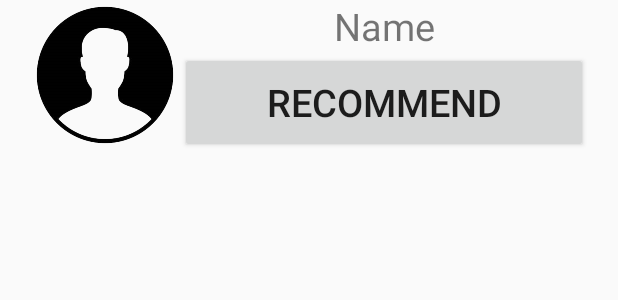
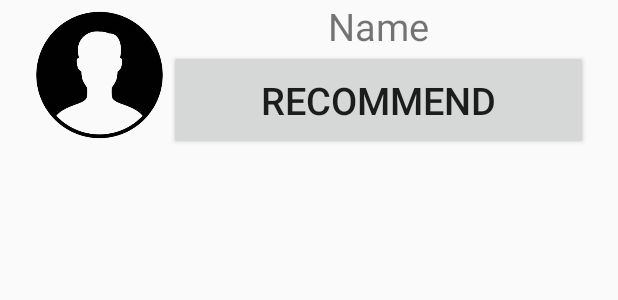
Before and after one commit to JoshuaGale/CP3405Team3A2, an Android app: the layout student_row.xml on its own in the app's theme, with its tools: preview values and no code run, on a phone screen of 412 x 824 dp. Shown: the top 300 px of the screen. Run offline under Robolectric (Android 15) with nearby library versions, the phone set to English and light mode, and no system bars.

Commit message:
Add transition from staff job list to student recommending list

```diff
--- a/app/src/main/java/com/example/cp3405_team_3_a2/DatabaseHelper.java
+++ b/app/src/main/java/com/example/cp3405_team_3_a2/DatabaseHelper.java
@@ -235,7 +235,11 @@ public class DatabaseHelper extends SQLiteOpenHelper {
         }
         return db.rawQuery(query, null);
     }
-
+     public Cursor getStudents(){
+         SQLiteDatabase db = this.getWritableDatabase();
+         String query = "SELECT NAME FROM PERSON p, USER u WHERE u.USER_TYPE = 0 AND u.EMAIL = p.EMAIL";
+         return db.rawQuery(query, null);
+     }
 
 
     public void updateCompany(String email, String name, String description){
--- a/app/src/main/res/layout/student_row.xml
+++ b/app/src/main/res/layout/student_row.xml
@@ -16,8 +16,9 @@
 
         <ImageView
             android:id="@+id/profilePic"
-            android:layout_width="100sp"
+            android:layout_width="0dp"
             android:layout_height="100sp"
+            android:layout_weight="1"
             android:src="@drawable/default_profile_pic"
             app:layout_constraintBottom_toBottomOf="parent"
             app:layout_constraintEnd_toEndOf="parent"
@@ -26,20 +27,24 @@
             app:layout_constraintVertical_bias="0.0" />
 
         <LinearLayout
-            android:layout_width="272sp"
+            android:layout_width="0dp"
             android:layout_height="match_parent"
+            android:layout_weight="3"
             android:orientation="vertical">
 
             <TextView
                 android:layout_width="match_parent"
-                android:layout_height="wrap_content"
+                android:layout_height="0dp"
                 android:text="Name"
+                android:layout_weight="1"
                 android:textAlignment="center"
-                android:textSize="25sp" />
+                android:textSize="25sp"
+                android:id="@+id/text1"/>
 
             <Button
                 android:layout_width="match_parent"
-                android:layout_height="67sp"
+                android:layout_weight="2"
+                android:layout_height="0dp"
                 android:text="Recommend"
                 android:textSize="25sp"/>
         </LinearLayout>
```
Also changed, not shown: app/src/main/java/com/example/cp3405_team_3_a2/StaffJobListingFragment.java (+6 -4 lines), app/src/main/java/com/example/cp3405_team_3_a2/StaffStudentListAdapter.java (added, +40 -0 lines), app/src/main/java/com/example/cp3405_team_3_a2/StaffStudentListFragment.java (+18 -0 lines), app/src/main/res/layout/fragment_staff_student_list.xml (+6 -26 lines).
